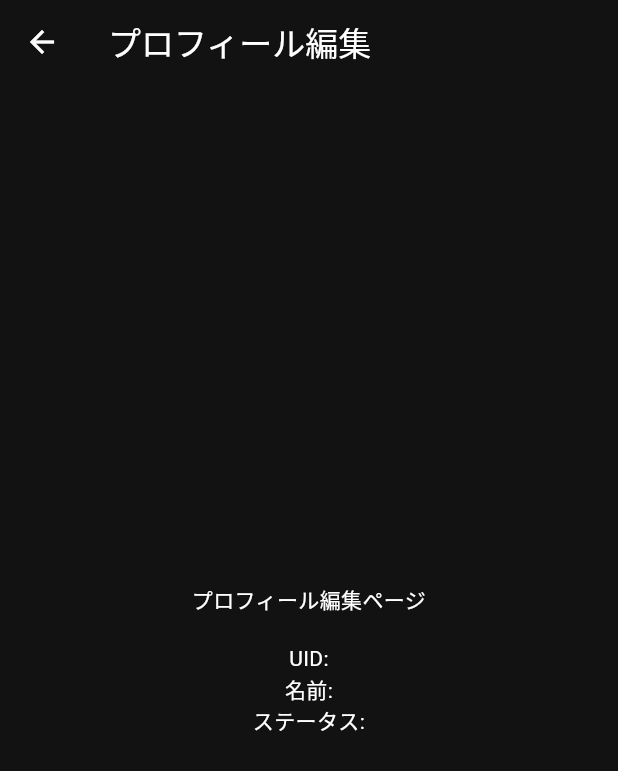
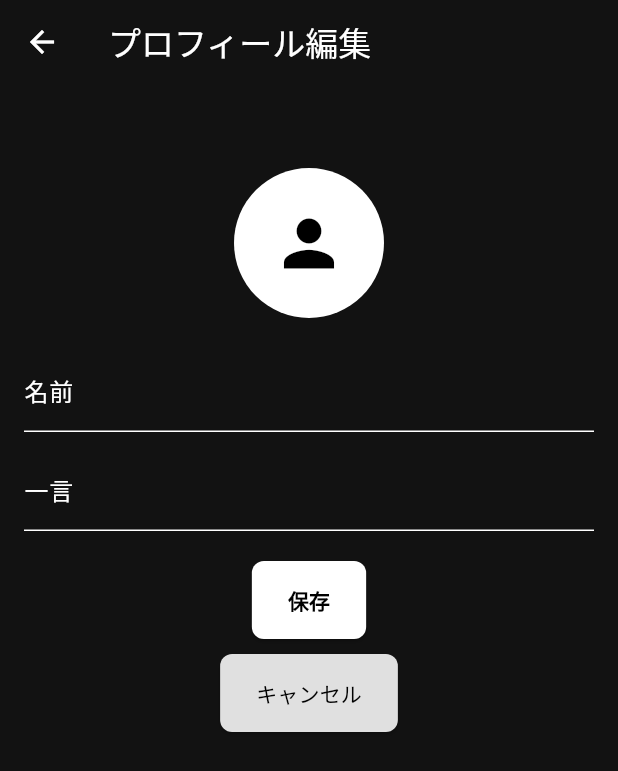
Before and after one commit to oshiro17/nuga, a Flutter app: the ProfilePage screen opened directly with empty values, after a tap on the "edit" icon, on a phone screen of 412 x 824 dp. Shown: the top 771 px of the screen. Run offline on Flutter 3.47's test engine with Material 3 defaults, Android fonts, the phone set to English and light mode, and no system bars; our stand-ins replace cloud_firestore, firebase_auth, firebase_core, firebase_storage, image_cropper, image_picker and 1 more; accounts and stored records are empty.

Commit message:
add プロフィール設定ページ

```diff
--- /dev/null
+++ b/lib/profile_edit_page.dart
@@ -0,0 +1,232 @@
+import 'package:flutter/material.dart';
+import 'dart:io';
+import 'dart:convert';
+import 'package:flutter/material.dart';
+import 'package:cloud_firestore/cloud_firestore.dart';
+import 'package:firebase_storage/firebase_storage.dart';
+import 'package:shared_preferences/shared_preferences.dart';
+import 'package:image_picker/image_picker.dart';
+import 'package:image_cropper/image_cropper.dart';
+
+class ProfileEditPage extends StatefulWidget {
+  final String uid;
+  final String iconUrl;
+  final String name;
+  final String status;
+
+  const ProfileEditPage({
+    Key? key,
+    required this.uid,
+    required this.iconUrl,
+    required this.name,
+    required this.status,
+  }) : super(key: key);
+
+  @override
+  _ProfileEditPageState createState() => _ProfileEditPageState();
+}
+
+class _ProfileEditPageState extends State<ProfileEditPage> {
+  late TextEditingController _nameController;
+  late TextEditingController _statusController;
+  File? _iconFile;
+  bool _isSaving = false;
+
+  @override
+  void initState() {
+    super.initState();
+    _nameController = TextEditingController(text: widget.name);
+    _statusController = TextEditingController(text: widget.status);
+  }
+
+  @override
+  void dispose() {
+    _nameController.dispose();
+    _statusController.dispose();
+    super.dispose();
+  }
+
+  /// 画像選択＆トリミング処理
+  Future<void> _pickImage() async {
+    final pickedFile = await ImagePicker().pickImage(
+      source: ImageSource.gallery,
+    );
+    if (pickedFile != null) {
+      final croppedFile = await ImageCropper().cropImage(
+        sourcePath: pickedFile.path,
+        aspectRatio: const CropAspectRatio(ratioX: 1, ratioY: 1),
+        uiSettings: [
+          AndroidUiSettings(
+            toolbarTitle: '画像をトリム',
+            toolbarColor: Colors.deepOrange,
+            toolbarWidgetColor: Colors.white,
+            initAspectRatio: CropAspectRatioPreset.square,
+            lockAspectRatio: true,
+          ),
+          IOSUiSettings(title: '画像をトリム'),
+        ],
+      );
+      if (croppedFile != null) {
+        String filePath = croppedFile.path;
+        if (filePath.startsWith('file://')) {
+          filePath = filePath.replaceFirst('file://', '');
+        }
+        setState(() {
+          _iconFile = File(filePath);
+        });
+      }
+    }
+  }
+
+  /// アイコン画像のウィジェット構築（タップで画像選択）
+  Widget _buildProfileIcon() {
+    Widget imageWidget;
+    if (_iconFile != null) {
+      imageWidget = ClipRRect(
+        borderRadius: BorderRadius.circular(8.0),
+        child: Image.file(
+          _iconFile!,
+          width: 100,
+          height: 100,
+          fit: BoxFit.cover,
+        ),
+      );
+    } else if (widget.iconUrl.isNotEmpty) {
+      imageWidget = ClipRRect(
+        borderRadius: BorderRadius.circular(8.0),
+        child: Image.network(
+          widget.iconUrl,
+          width: 100,
+          height: 100,
+          fit: BoxFit.cover,
+        ),
+      );
+    } else {
+      imageWidget = const CircleAvatar(
+        radius: 50,
+        child: Icon(Icons.person, size: 50),
+      );
+    }
+    return GestureDetector(onTap: _pickImage, child: imageWidget);
+  }
+
+  /// 保存処理：画像アップロード → Firestore 更新 → SharedPreferences のキャッシュ更新
+  Future<void> _saveProfile() async {
+    setState(() {
+      _isSaving = true;
+    });
+
+    String? imageUrl;
+    if (_iconFile != null) {
+      try {
+        final storageRef = FirebaseStorage.instance
+            .ref()
+            .child('profile_images')
+            .child('${widget.uid}.jpg');
+        final uploadTask = storageRef.putFile(_iconFile!);
+        await uploadTask.whenComplete(() {});
+        imageUrl = await storageRef.getDownloadURL();
+      } catch (e) {
+        debugPrint('画像アップロードエラー: $e');
+        imageUrl = widget.iconUrl;
+      }
+    } else {
+      imageUrl = widget.iconUrl;
+    }
+
+    final newProfileData = {
+      'name': _nameController.text.trim(),
+      'status': _statusController.text.trim(),
+      'iconUrl': imageUrl,
+    };
+
+    try {
+      // 1) Firestore に保存（既存のデータにマージ）
+      await FirebaseFirestore.instance
+          .collection('users')
+          .doc(widget.uid)
+          .set(newProfileData, SetOptions(merge: true));
+
+      // 2) SharedPreferences のキャッシュ更新
+      final prefs = await SharedPreferences.getInstance();
+      final cacheKey = 'profile_${widget.uid}';
+      await prefs.setString(cacheKey, json.encode(newProfileData));
+
+      // 3) 保存完了後、前の画面に結果を返して戻る
+      Navigator.pop(context, newProfileData);
+    } catch (e) {
+      debugPrint('プロフィール保存エラー: $e');
+      // 必要に応じてエラーダイアログなどを表示する処理を追加
+    }
+    setState(() {
+      _isSaving = false;
+    });
+  }
+
+  @override
+  Widget build(BuildContext context) {
+    return Scaffold(
+      appBar: AppBar(title: const Text('プロフィール編集')),
+      body: SingleChildScrollView(
+        padding: const EdgeInsets.all(16.0),
+        child: Column(
+          children: [
+            const SizedBox(height: 40),
+            _buildProfileIcon(),
+            const SizedBox(height: 20),
+            TextField(
+              controller: _nameController,
+              decoration: const InputDecoration(labelText: '名前'),
+            ),
+            const SizedBox(height: 10),
+            TextField(
+              controller: _statusController,
+              decoration: const InputDecoration(labelText: '一言'),
+            ),
+            const SizedBox(height: 20),
+            ElevatedButton(
+              onPressed: _isSaving ? null : _saveProfile,
+              style: ElevatedButton.styleFrom(
+                backgroundColor: Colors.white,
+                foregroundColor: Colors.black,
+                shape: RoundedRectangleBorder(
+                  borderRadius: BorderRadius.circular(8.0),
+                ),
+                padding: const EdgeInsets.symmetric(
+                  vertical: 16.0,
+                  horizontal: 24.0,
+                ),
+              ),
+              child:
+                  _isSaving
+                      ? const CircularProgressIndicator()
+                      : const Text(
+                        '保存',
+                        style: TextStyle(fontWeight: FontWeight.bold),
+                      ),
+            ),
+            const SizedBox(height: 10),
+            ElevatedButton(
+              onPressed: () {
+                // キャンセル時はそのまま前の画面に戻る
+                Navigator.pop(context);
+              },
+              style: ElevatedButton.styleFrom(
+                backgroundColor: Colors.grey[300],
+                foregroundColor: Colors.black,
+                shape: RoundedRectangleBorder(
+                  borderRadius: BorderRadius.circular(8.0),
+                ),
+                padding: const EdgeInsets.symmetric(
+                  vertical: 16.0,
+                  horizontal: 24.0,
+                ),
+              ),
+              child: const Text('キャンセル'),
+            ),
+          ],
+        ),
+      ),
+    );
+  }
+}
--- a/lib/profile_page.dart
+++ b/lib/profile_page.dart
@@ -1,5 +1,6 @@
 // profile_page.dart
 import 'package:flutter/material.dart';
+import 'package:ringring/profile_edit_page.dart';
 
 class ProfilePage extends StatelessWidget {
   final String uid;
@@ -73,6 +74,23 @@ class ProfilePage extends StatelessWidget {
               ),
               const SizedBox(height: 8),
               Text(status, style: const TextStyle(fontSize: 16)),
+              const SizedBox(height: 16),
+              // 横幅いっぱいの白いボタン（黒文字、丸い角）
+              Container(
+                width: double.infinity,
+                child: TextButton(
+                  style: TextButton.styleFrom(
+                    foregroundColor: Colors.black,
+                    backgroundColor: Colors.white, // テキストの色
+                    shape: RoundedRectangleBorder(
+                      borderRadius: BorderRadius.circular(8.0),
+                    ),
+                    padding: const EdgeInsets.symmetric(vertical: 16.0),
+                  ),
+                  onPressed: () {},
+                  child: const Text('プロフィール編集'),
+                ),
+              ),
             ],
           ),
         ),
@@ -82,30 +100,3 @@ class ProfilePage extends StatelessWidget {
 }
 
 /// プロフィール編集用の仮実装ページ（実際のフォーム実装は必要に応じて実装してください）
-class ProfileEditPage extends StatelessWidget {
-  final String uid;
-  final String iconUrl;
-  final String name;
-  final String status;
-
-  const ProfileEditPage({
-    Key? key,
-    required this.uid,
-    required this.iconUrl,
-    required this.name,
-    required this.status,
-  }) : super(key: key);
-
-  @override
-  Widget build(BuildContext context) {
-    return Scaffold(
-      appBar: AppBar(title: const Text('プロフィール編集')),
-      body: Center(
-        child: Text(
-          'プロフィール編集ページ\n\nUID: $uid\n名前: $name\nステータス: $status',
-          textAlign: TextAlign.center,
-        ),
-      ),
-    );
-  }
-}
```
